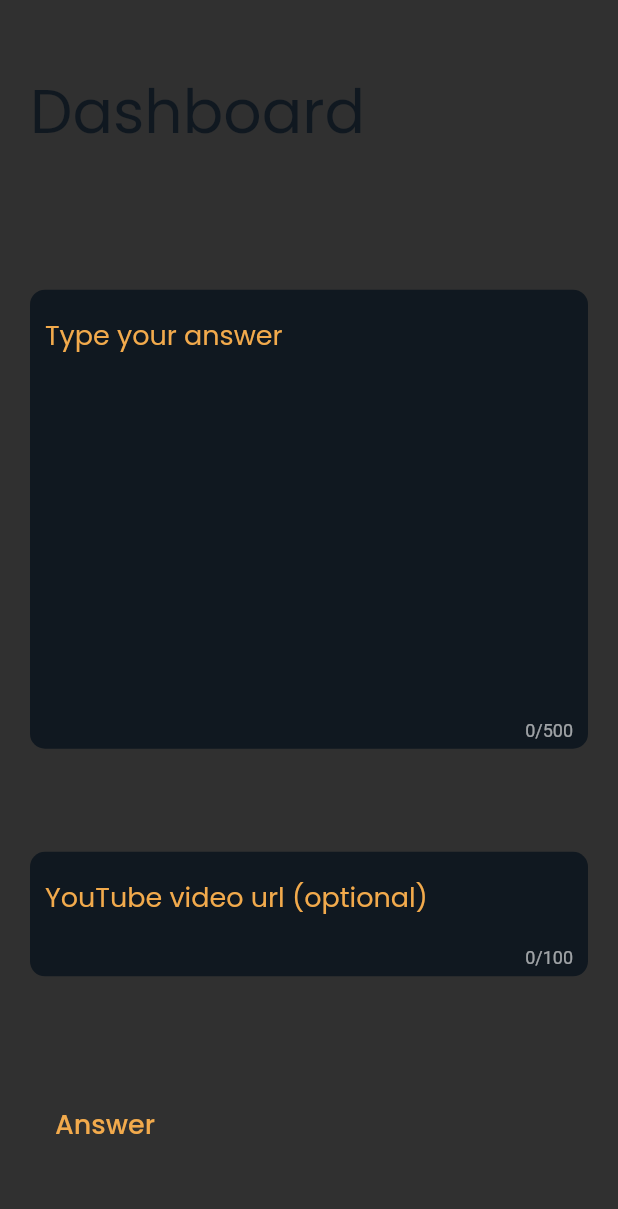
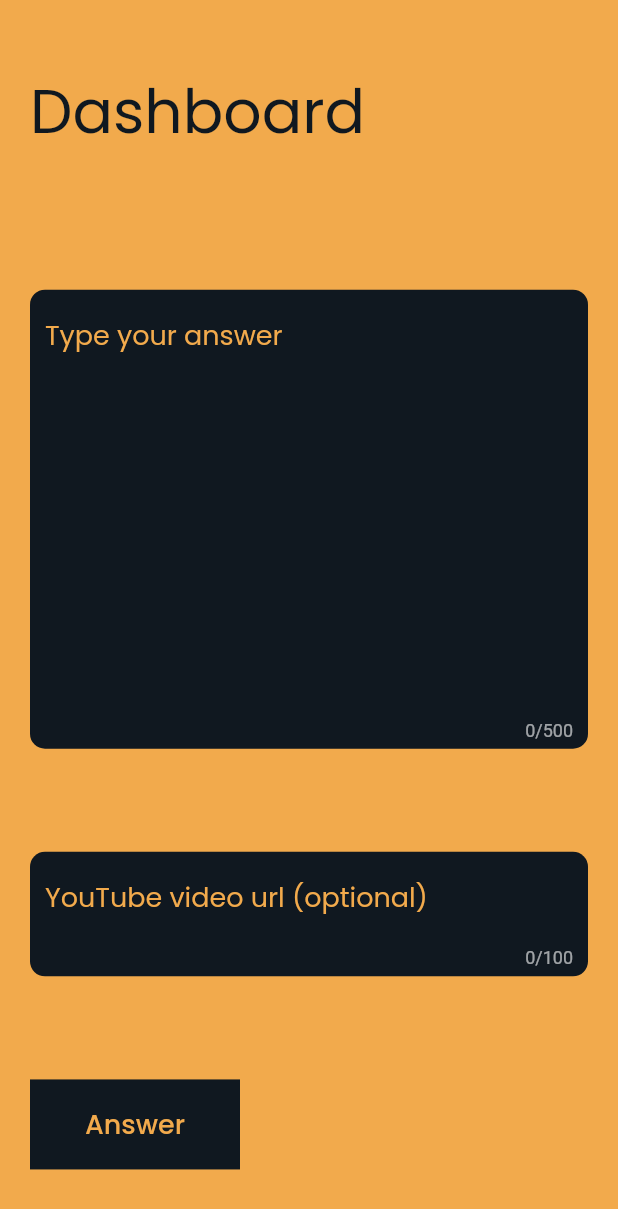
Before and after one commit to aakzsh/ease-access, a Flutter app: the NewAnswer screen opened directly with empty values, after a tap on "Answer", on a phone screen of 412 x 824 dp. Shown: the top 1209 px of the screen. Run offline on Flutter 3.47's test engine with Material 2 defaults, Android fonts, the phone set to English and light mode, and no system bars; our stand-ins replace adaptive_theme, cloud_firestore, expandable, firebase_auth, firebase_core, google_fonts and 1 more; accounts and stored records are empty.

Commit message:
final changes hopefully :yoyo:

```diff
--- a/lib/user/newQuestion.dart
+++ b/lib/user/newQuestion.dart
@@ -1,4 +1,5 @@
 import 'package:easeaccess/main.dart';
+import 'package:easeaccess/user/dashboard.dart';
 import 'package:flutter/material.dart';
 import 'package:google_fonts/google_fonts.dart';
 import 'package:cloud_firestore/cloud_firestore.dart';
@@ -141,7 +142,7 @@ class _NewQuestionState extends State<NewQuestion> {
                       "title": title,
                       "isanswered": false,
                       "desc": desc,
-                      "by": usernam,
+                      "by": us,
                       "answer": "",
                       "ansurl": "",
                       "datetime": formattedDate
--- a/lib/volunteer/dashboard.dart
+++ b/lib/volunteer/dashboard.dart
@@ -55,10 +55,12 @@ class _DashboardVolunteerState extends State<DashboardVolunteer> {
             });
   }
 
+  String us;
   @override
   Widget build(BuildContext context) {
     double w = MediaQuery.of(context).size.width;
     double h = MediaQuery.of(context).size.height;
+
     x();
     y();
     return Scaffold(
--- a/lib/volunteer/newAnswer.dart
+++ b/lib/volunteer/newAnswer.dart
@@ -2,6 +2,7 @@ import 'package:cloud_firestore/cloud_firestore.dart';
 import 'package:easeaccess/main.dart';
 import 'package:easeaccess/user/answer.dart';
 import 'package:easeaccess/volunteer/dashboard.dart';
+import 'package:firebase_auth/firebase_auth.dart';
 import 'package:flutter/material.dart';
 import 'package:google_fonts/google_fonts.dart';
 
@@ -20,6 +21,7 @@ class _NewAnswerState extends State<NewAnswer> {
   Widget build(BuildContext context) {
     return Scaffold(
       body: Container(
+        color: mainbg,
         child: Column(
           mainAxisAlignment: MainAxisAlignment.spaceAround,
           children: <Widget>[
@@ -99,7 +101,8 @@ class _NewAnswerState extends State<NewAnswer> {
                 Padding(
                     padding: EdgeInsets.all(20),
                     child: Container(
-                      width: 100,
+                      width: 140,
+                      color: maintext,
                       child: MaterialButton(
                         height: 60,
                         onPressed: () {
@@ -115,8 +118,14 @@ class _NewAnswerState extends State<NewAnswer> {
                           FirebaseFirestore.instance
                               .collection('ques')
                               .doc('list')
-                              .update({'queslist[a.i]': lol}).then(
-                                  (value) => {Navigator.pop(context)});
+                              .update({'queslist[a.i]': lol}).then((value) => {
+                                    FirebaseFirestore.instance
+                                        .collection('volunteers')
+                                        .doc(FirebaseAuth
+                                            .instance.currentUser.uid)
+                                        .update({"coins": coins + 20}).then(
+                                            (value) => Navigator.pop(context))
+                                  });
                         },
                         child: Center(
                             child: Text(
```
Also changed, not shown: lib/user/answer.dart (+10 -10 lines), lib/user/dashboard.dart (+6 -1 lines), lib/user/oldQuestions.dart (+9 -2 lines).
